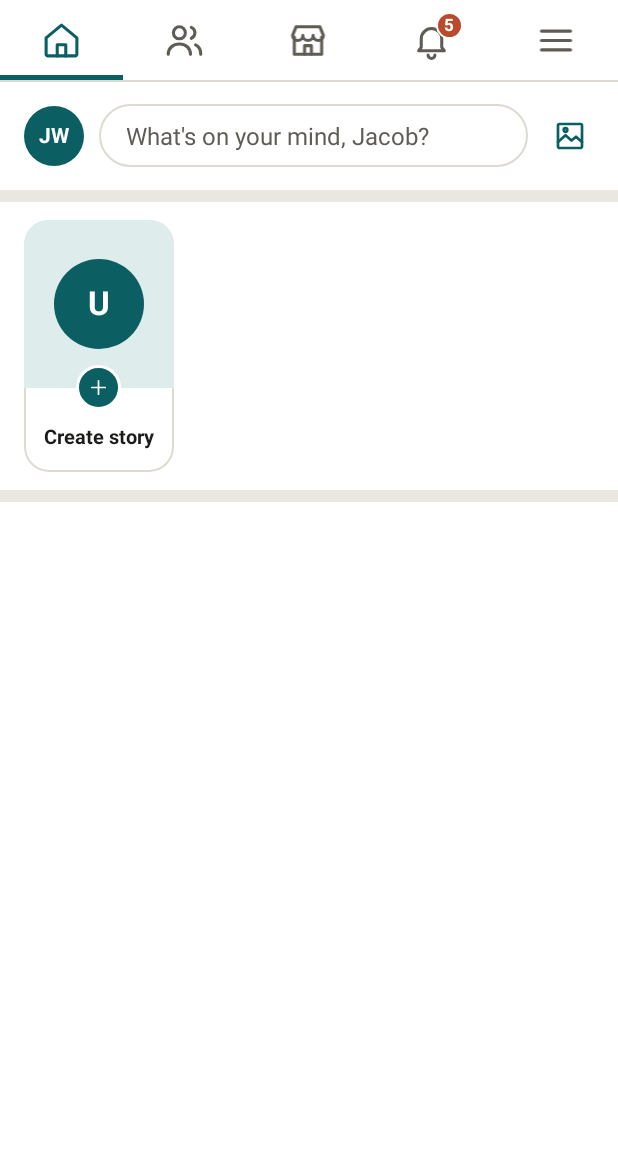
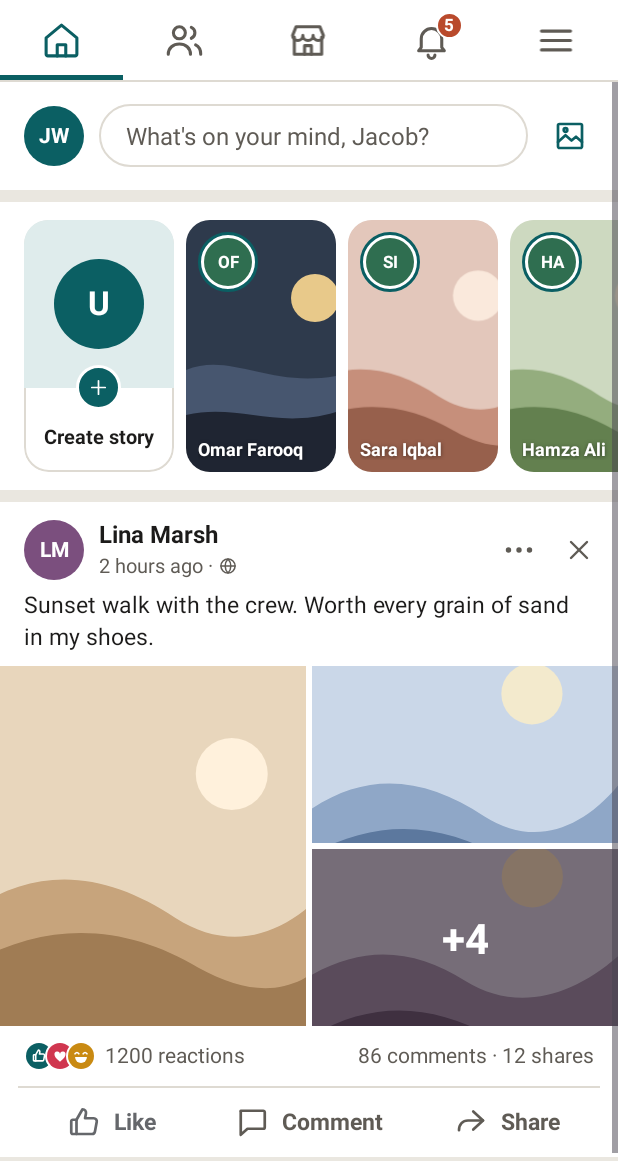
Before and after one commit to babartalal/smd_kinnect, an Android app: the HomeFeedActivity screen opened directly, with no data from a screen before it, on a phone screen of 412 x 824 dp, the part 75-1236 px from its top. Run offline under Robolectric (Android 15) with nearby library versions, the phone set to English and light mode, and no system bars; pictures from the network do not load.

Commit message:
Home feed: sample stories and posts so both lists always scroll

```diff
--- a/app/src/main/java/com/ahmadtalal/i210734_i210819/HomeFeedActivity.kt
+++ b/app/src/main/java/com/ahmadtalal/i210734_i210819/HomeFeedActivity.kt
@@ -32,6 +32,7 @@ class HomeFeedActivity : AppCompatActivity() {
         for (i in 0 until posts.length()) {
             feedPostList.add(Post.fromJson(posts.getJSONObject(i)))
         }
+        feedPostList.addAll(Placeholders.posts())
         postAdapter.updateData(feedPostList)
     }
 
@@ -50,6 +51,7 @@ class HomeFeedActivity : AppCompatActivity() {
                 )
             )
         }
+        storyItemList.addAll(Placeholders.stories())
         storyAdapter.updateData(storyItemList)
     }
 
@@ -118,12 +120,15 @@ class HomeFeedActivity : AppCompatActivity() {
     }
 
     private fun setupRecyclerViews() {
+        // Sample posts are on screen from the start; real posts are added above them.
+        feedPostList.addAll(Placeholders.posts())
         postAdapter = PostAdapter(this, feedPostList)
         binding.postsRecyclerView.layoutManager = LinearLayoutManager(this)
         binding.postsRecyclerView.adapter = postAdapter
 
         // The "Create Story" card is always there, even before stories load.
         storyItemList.add(StoryModel(isCreateStory = true))
+        storyItemList.addAll(Placeholders.stories())
         storyAdapter = StoryAdapter(this, storyItemList)
         binding.storiesRecyclerView.layoutManager =
             LinearLayoutManager(this, LinearLayoutManager.HORIZONTAL, false)
--- /dev/null
+++ b/app/src/main/java/com/ahmadtalal/i210734_i210819/Placeholders.kt
@@ -0,0 +1,95 @@
+package com.ahmadtalal.i210734_i210819
+
+/**
+ * Sample stories and posts shown after the real ones on the home feed, so
+ * both lists always have enough content to scroll (as in Kinnect_UI.pdf).
+ * They exist only on screen: their ids start with [PREFIX], nothing is sent
+ * to the server for them, and their pictures are drawables bundled in the app
+ * (an image path of "drawable:<name>", see ImageView.loadRemote).
+ */
+object Placeholders {
+
+    const val PREFIX = "sample-"
+
+    fun isSample(id: String): Boolean = id.startsWith(PREFIX)
+
+    private fun person(id: String, name: String) = User(userId = PREFIX + id, name = name)
+
+    fun stories(): List<StoryModel> {
+        val now = System.currentTimeMillis()
+        val samples = listOf(
+            Triple("Omar Farooq", "drawable:feed_landscape_night", "Karachi nights"),
+            Triple("Sara Iqbal", "drawable:hub_landscape_rose", "Sunday brunch"),
+            Triple("Hamza Ali", "drawable:hub_landscape_green", "Morning hike"),
+            Triple("Aisha Khan", "drawable:hub_landscape_blue", "By the sea"),
+            Triple("Zain Raza", "drawable:hub_landscape_sand", "Road trip"),
+            Triple("Maya Chen", "drawable:people_scene_tile_lilac", "Studio day")
+        )
+        return samples.mapIndexed { index, (name, image, label) ->
+            val author = person("user-s$index", name)
+            StoryModel(
+                story = Story(
+                    storyId = "${PREFIX}story-$index",
+                    userId = author.userId,
+                    timestamp = now - (index + 1) * HOUR,
+                    image = image,
+                    textLabel = label
+                ),
+                author = author
+            )
+        }
+    }
+
+    fun posts(): List<Post> {
+        val now = System.currentTimeMillis()
+        return listOf(
+            Post(
+                postId = "${PREFIX}post-1",
+                author = person("user-p1", "Lina Marsh"),
+                text = "Sunset walk with the crew. Worth every grain of sand in my shoes.",
+                timestamp = now - 2 * HOUR,
+                images = listOf(
+                    "drawable:hub_landscape_sand", "drawable:hub_landscape_blue", "drawable:people_scene_tile_lilac",
+                    "drawable:hub_landscape_green", "drawable:hub_landscape_rose", "drawable:feed_landscape_night",
+                    "drawable:people_scene_tile_blue"
+                ),
+                reactionCount = 1200
+            ),
+            Post(
+                postId = "${PREFIX}post-2",
+                author = person("user-p2", "Omar Farooq"),
+                text = "Night shoot at the old pier. The city never looked this quiet.",
+                timestamp = now - 5 * HOUR,
+                images = listOf("drawable:feed_landscape_night"),
+                reactionCount = 342
+            ),
+            Post(
+                postId = "${PREFIX}post-3",
+                author = person("user-p3", "Aisha Khan"),
+                text = "Weekend plan: coffee, sketching, and absolutely no email.",
+                timestamp = now - 9 * HOUR,
+                reactionCount = 87
+            ),
+            Post(
+                postId = "${PREFIX}post-4",
+                author = person("user-p4", "Hamza Ali"),
+                text = "Same spot, one year apart.",
+                timestamp = now - 26 * HOUR,
+                images = listOf("drawable:hub_landscape_green", "drawable:people_scene_tile_blue"),
+                reactionCount = 56
+            ),
+            Post(
+                postId = "${PREFIX}post-5",
+                author = person("user-p5", "Sara Iqbal"),
+                text = "New desk setup is finally done. Solid wood, zero cable mess.",
+                timestamp = now - 50 * HOUR,
+                images = listOf(
+                    "drawable:hub_landscape_rose", "drawable:hub_landscape_sand", "drawable:people_scene_tile_night"
+                ),
+                reactionCount = 19
+            )
+        )
+    }
+
+    private const val HOUR = 60L * 60 * 1000
+}
--- a/app/src/main/java/com/ahmadtalal/i210734_i210819/PostAdapter.kt
+++ b/app/src/main/java/com/ahmadtalal/i210734_i210819/PostAdapter.kt
@@ -97,6 +97,10 @@ class PostAdapter(
 
             // Comment button listener
             binding.commentBtn.setOnClickListener {
+                if (Placeholders.isSample(post.postId)) {
+                    Toast.makeText(context, "This is a sample post.", Toast.LENGTH_SHORT).show()
+                    return@setOnClickListener
+                }
                 val intent = Intent(context, CommentsActivity::class.java)
                 intent.putExtra("postId", post.postId)
                 context.startActivity(intent)
@@ -177,6 +181,25 @@ class PostAdapter(
             // A post that has not reached the server yet cannot be reacted to.
             if (postId.startsWith(LocalDb.PENDING_PREFIX)) return
 
+            // Sample posts react on screen only; nothing is sent to the server.
+            if (Placeholders.isSample(postId)) {
+                val index = postList.indexOfFirst { it.postId == postId }
+                if (index != -1) {
+                    val current = postList[index]
+                    val removing = current.myReaction == selectedReaction
+                    postList[index] = current.copy(
+                        myReaction = if (removing) "" else selectedReaction,
+                        reactionCount = current.reactionCount + when {
+                            removing -> -1
+                            current.myReaction.isEmpty() -> 1
+                            else -> 0
+                        }
+                    )
+                    notifyItemChanged(index)
+                }
+                return
+            }
+
             val body = mapOf("post_id" to postId, "reaction" to selectedReaction)
             Api.post("posts/react.php", body, queueIfOffline = true) { result ->
                 val index = postList.indexOfFirst { it.postId == postId }
--- a/app/src/main/java/com/ahmadtalal/i210734_i210819/StoryAdapter.kt
+++ b/app/src/main/java/com/ahmadtalal/i210734_i210819/StoryAdapter.kt
@@ -96,7 +96,9 @@ class StoryAdapter(
                 )
 
                 binding.root.setOnClickListener {
-                    if (story != null && story.userId == currentUserId) {
+                    if (story != null && Placeholders.isSample(story.storyId)) {
+                        // Sample stories are for show only.
+                    } else if (story != null && story.userId == currentUserId) {
                         val intent = Intent(context, YourStoryActivity::class.java)
                         intent.putExtra("storyId", story.storyId)
                         context.startActivity(intent)
--- a/app/src/main/java/com/ahmadtalal/i210734_i210819/UiUtil.kt
+++ b/app/src/main/java/com/ahmadtalal/i210734_i210819/UiUtil.kt
@@ -26,6 +26,13 @@ fun initialsOf(name: String): String =
  * Glide caches it on disk, so pictures already seen also show while offline.
  */
 fun ImageView.loadRemote(path: String) {
+    if (path.startsWith("drawable:")) {
+        // A picture bundled in the app (used by the sample content).
+        val resId = resources.getIdentifier(path.removePrefix("drawable:"), "drawable", context.packageName)
+        Glide.with(context.applicationContext).clear(this)
+        if (resId != 0) setImageResource(resId)
+        return
+    }
     Glide.with(context.applicationContext).load(Api.imageUrl(path)).into(this)
 }
 
```
